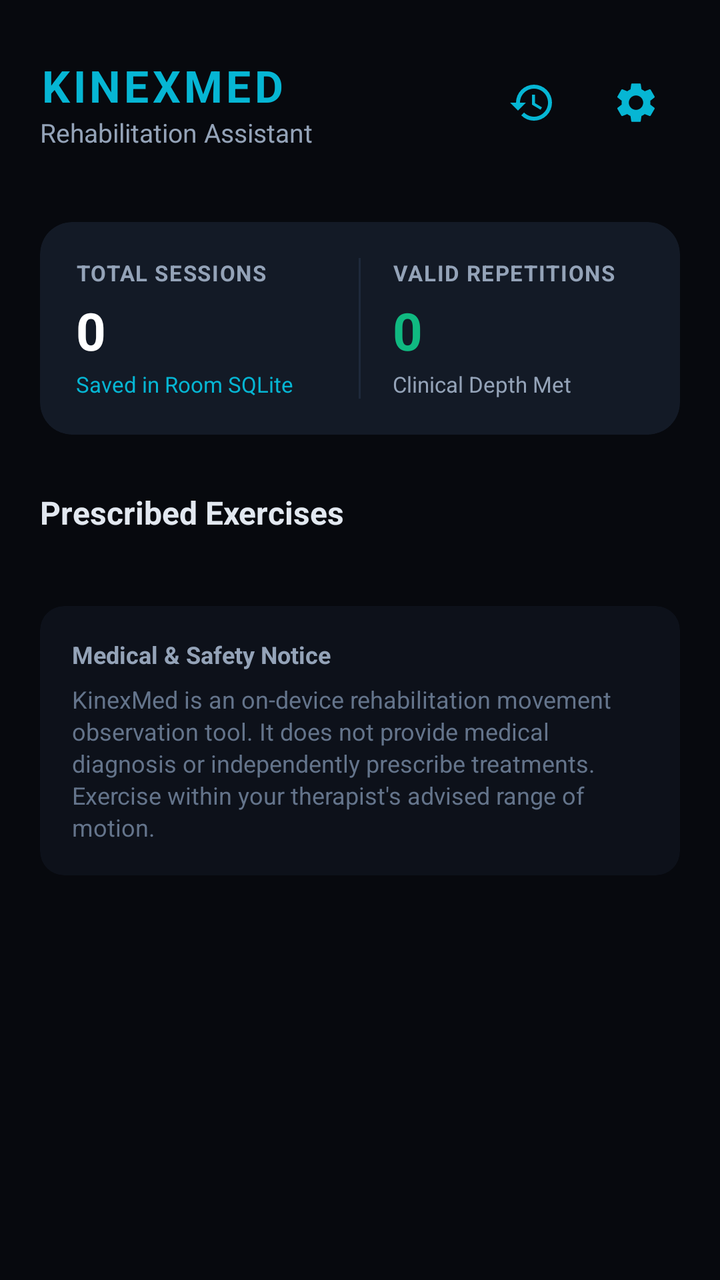
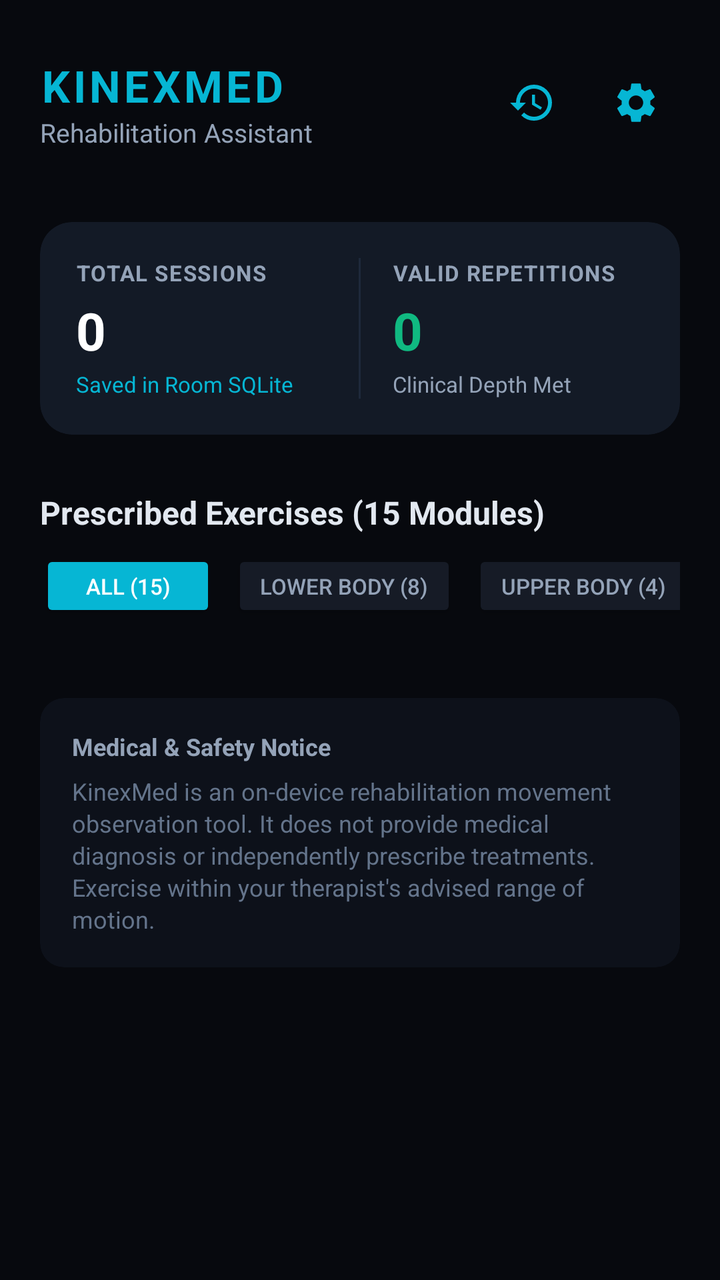

The first picture is an Android layout as it rendered before a commit; the second is the same layout after the commit. The layout source and the unified diff follow.
<!-- AndroidManifest.xml: application theme Theme.KinexMed -->
<!-- res/layout/activity_main.xml -->
<?xml version="1.0" encoding="utf-8"?>
<androidx.constraintlayout.widget.ConstraintLayout xmlns:android="http://schemas.android.com/apk/res/android"
    xmlns:app="http://schemas.android.com/apk/res-auto"
    xmlns:tools="http://schemas.android.com/tools"
    android:layout_width="match_parent"
    android:layout_height="match_parent"
    android:background="#07090E">

    
    <LinearLayout
        android:id="@+id/headerLayout"
        android:layout_width="match_parent"
        android:layout_height="wrap_content"
        android:orientation="horizontal"
        android:gravity="center_vertical"
        android:paddingHorizontal="20dp"
        android:paddingTop="28dp"
        android:paddingBottom="16dp"
        app:layout_constraintTop_toTopOf="parent">

        <LinearLayout
            android:layout_width="0dp"
            android:layout_height="wrap_content"
            android:layout_weight="1"
            android:orientation="vertical">

            <TextView
                android:layout_width="wrap_content"
                android:layout_height="wrap_content"
                android:text="KINEXMED"
                android:textColor="#06B6D4"
                android:textSize="22sp"
                android:textStyle="bold"
                android:letterSpacing="0.08" />

            <TextView
                android:layout_width="wrap_content"
                android:layout_height="wrap_content"
                android:text="Rehabilitation Assistant"
                android:textColor="#94A3B8"
                android:textSize="13sp" />
        </LinearLayout>

        <ImageButton
            android:id="@+id/btnHistory"
            android:layout_width="44dp"
            android:layout_height="44dp"
            android:background="?attr/selectableItemBackgroundBorderless"
            android:src="@drawable/ic_history"
            android:contentDescription="Session History" />

        <ImageButton
            android:id="@+id/btnSettings"
            android:layout_width="44dp"
            android:layout_height="44dp"
            android:layout_marginStart="8dp"
            android:background="?attr/selectableItemBackgroundBorderless"
            android:src="@drawable/ic_settings"
            android:contentDescription="Settings and Help" />
    </LinearLayout>

    <ScrollView
        android:layout_width="match_parent"
        android:layout_height="0dp"
        android:fillViewport="true"
        app:layout_constraintTop_toBottomOf="@id/headerLayout"
        app:layout_constraintBottom_toBottomOf="parent">

        <LinearLayout
            android:layout_width="match_parent"
            android:layout_height="wrap_content"
            android:orientation="vertical"
            android:padding="20dp">

            
            <androidx.cardview.widget.CardView
                android:layout_width="match_parent"
                android:layout_height="wrap_content"
                app:cardCornerRadius="16dp"
                app:cardElevation="0dp"
                app:cardBackgroundColor="#131A26">

                <LinearLayout
                    android:layout_width="match_parent"
                    android:layout_height="wrap_content"
                    android:orientation="horizontal"
                    android:padding="18dp"
                    android:baselineAligned="false">

                    <LinearLayout
                        android:layout_width="0dp"
                        android:layout_height="wrap_content"
                        android:layout_weight="1"
                        android:orientation="vertical">

                        <TextView
                            android:layout_width="wrap_content"
                            android:layout_height="wrap_content"
                            android:text="TOTAL SESSIONS"
                            android:textColor="#94A3B8"
                            android:textSize="11sp"
                            android:letterSpacing="0.05"
                            android:textStyle="bold" />

                        <TextView
                            android:id="@+id/tvTotalSessionsKpi"
                            android:layout_width="wrap_content"
                            android:layout_height="wrap_content"
                            android:layout_marginTop="4dp"
                            android:text="0"
                            android:textColor="#FFFFFF"
                            android:textSize="26sp"
                            android:textStyle="bold" />

                        <TextView
                            android:id="@+id/tvSyncStatusSummary"
                            android:layout_width="wrap_content"
                            android:layout_height="wrap_content"
                            android:layout_marginTop="2dp"
                            android:text="Saved in Room SQLite"
                            android:textColor="#06B6D4"
                            android:textSize="11sp" />
                    </LinearLayout>

                    <View
                        android:layout_width="1dp"
                        android:layout_height="match_parent"
                        android:background="#1E293B"
                        android:layout_marginHorizontal="16dp" />

                    <LinearLayout
                        android:layout_width="0dp"
                        android:layout_height="wrap_content"
                        android:layout_weight="1"
                        android:orientation="vertical">

                        <TextView
                            android:layout_width="wrap_content"
                            android:layout_height="wrap_content"
                            android:text="VALID REPETITIONS"
                            android:textColor="#94A3B8"
                            android:textSize="11sp"
                            android:letterSpacing="0.05"
                            android:textStyle="bold" />

                        <TextView
                            android:id="@+id/tvTotalValidRepsKpi"
                            android:layout_width="wrap_content"
                            android:layout_height="wrap_content"
                            android:layout_marginTop="4dp"
                            android:text="0"
                            android:textColor="#10B981"
                            android:textSize="26sp"
                            android:textStyle="bold" />

                        <TextView
                            android:layout_width="wrap_content"
                            android:layout_height="wrap_content"
                            android:layout_marginTop="2dp"
                            android:text="Clinical Depth Met"
                            android:textColor="#94A3B8"
                            android:textSize="11sp" />
                    </LinearLayout>
                </LinearLayout>
            </androidx.cardview.widget.CardView>

            
            <TextView
                android:layout_width="wrap_content"
                android:layout_height="wrap_content"
                android:layout_marginTop="28dp"
                android:layout_marginBottom="12dp"
                android:text="Prescribed Exercises"
                android:textColor="#E2E8F0"
                android:textSize="16sp"
                android:textStyle="bold" />

            
            <LinearLayout
                android:id="@+id/llExercisesContainer"
                android:layout_width="match_parent"
                android:layout_height="wrap_content"
                android:orientation="vertical" />

            
            <androidx.cardview.widget.CardView
                android:layout_width="match_parent"
                android:layout_height="wrap_content"
                android:layout_marginTop="24dp"
                android:layout_marginBottom="16dp"
                app:cardCornerRadius="12dp"
                app:cardElevation="0dp"
                app:cardBackgroundColor="#0D111A">

                <LinearLayout
                    android:layout_width="match_parent"
                    android:layout_height="wrap_content"
                    android:orientation="vertical"
                    android:padding="16dp">

                    <TextView
                        android:layout_width="wrap_content"
                        android:layout_height="wrap_content"
                        android:text="Medical &amp; Safety Notice"
                        android:textColor="#94A3B8"
                        android:textSize="12sp"
                        android:textStyle="bold" />

                    <TextView
                        android:layout_width="match_parent"
                        android:layout_height="wrap_content"
                        android:layout_marginTop="6dp"
                        android:text="KinexMed is an on-device rehabilitation movement observation tool. It does not provide medical diagnosis or independently prescribe treatments. Exercise within your therapist's advised range of motion."
                        android:textColor="#64748B"
                        android:textSize="12sp"
                        android:lineSpacingExtra="2dp" />
                </LinearLayout>
            </androidx.cardview.widget.CardView>
        </LinearLayout>
    </ScrollView>
</androidx.constraintlayout.widget.ConstraintLayout>
<!-- resources referenced by this layout -->
<resources>
  <!-- drawable ic_history (drawable) -->
  <vector xmlns:android="http://schemas.android.com/apk/res/android"
      android:width="24dp"
      android:height="24dp"
      android:viewportWidth="24"
      android:viewportHeight="24">
      <path
          android:fillColor="#06B6D4"
          android:pathData="M13,3a9,9 0,0 0,-9 9H1l3.89,3.89 0.07,0.14L9,12H6c0,-3.87 3.13,-7 7,-7s7,3.13 7,7 -3.13,7 -7,7c-1.93,0 -3.68,-0.79 -4.94,-2.06l-1.42,1.42A8.954,8.954 0,0 0,13 21a9,9 0,0 0,0 -18zm-1,5v5l4.28,2.54 0.72,-1.21 -3.5,-2.08V8H12z" />
  </vector>
  <!-- drawable ic_settings (drawable) -->
  <vector xmlns:android="http://schemas.android.com/apk/res/android"
      android:width="24dp"
      android:height="24dp"
      android:viewportWidth="24"
      android:viewportHeight="24">
      <path
          android:fillColor="#06B6D4"
          android:pathData="M19.14,12.94c0.04,-0.3 0.06,-0.61 0.06,-0.94 0,-0.32 -0.02,-0.64 -0.07,-0.94l2.03,-1.58c0.18,-0.14 0.23,-0.41 0.12,-0.61l-1.92,-3.32c-0.12,-0.22 -0.37,-0.29 -0.59,-0.22l-2.39,0.96c-0.5,-0.38 -1.03,-0.7 -1.62,-0.94l-0.36,-2.54c-0.04,-0.24 -0.24,-0.41 -0.48,-0.41h-3.84c-0.24,0 -0.43,0.17 -0.47,0.41L9.25,5.35C8.66,5.59 8.12,5.92 7.63,6.29L5.24,5.33c-0.22,-0.08 -0.47,0 -0.59,0.22L2.74,8.87c-0.12,0.21 -0.08,0.47 0.12,0.61l2.03,1.58c-0.05,0.3 -0.09,0.63 -0.09,0.94s0.02,0.64 0.07,0.94l-2.03,1.58c-0.18,0.14 -0.23,0.41 -0.12,0.61l1.92,3.32c0.12,0.22 0.37,0.29 0.59,0.22l2.39,-0.96c0.5,0.38 1.03,0.7 1.62,0.94l0.36,2.54c0.05,0.24 0.24,0.41 0.48,0.41h3.84c0.24,0 0.44,-0.17 0.47,-0.41l0.36,-2.54c0.59,-0.24 1.13,-0.56 1.62,-0.94l2.39,0.96c0.22,0.08 0.47,0 0.59,-0.22l1.92,-3.32c0.12,-0.22 0.07,-0.47 -0.12,-0.61l-2.01,-1.58zM12,15.6c-1.98,0 -3.6,-1.62 -3.6,-3.6s1.62,-3.6 3.6,-3.6 3.6,1.62 3.6,3.6 -1.62,3.6 -3.6,3.6z" />
  </vector>
  <style name="Theme.KinexMed" parent="Theme.MaterialComponents.DayNight.NoActionBar">
          <item name="colorPrimary">#06B6D4</item>
          <item name="colorPrimaryVariant">#0891B2</item>
          <item name="colorOnPrimary">#FFFFFF</item>
          <item name="android:statusBarColor">#07090E</item>
          <item name="android:navigationBarColor">#07090E</item>
      </style>
</resources>

<!-- the commit's change to res/layout/activity_main.xml (unified diff, before → after) -->
@@ -169,11 +169,80 @@
                 android:layout_width="wrap_content"
                 android:layout_height="wrap_content"
                 android:layout_marginTop="28dp"
-                android:layout_marginBottom="12dp"
-                android:text="Prescribed Exercises"
+                android:layout_marginBottom="8dp"
+                android:text="Prescribed Exercises (15 Modules)"
                 android:textColor="#E2E8F0"
                 android:textSize="16sp"
                 android:textStyle="bold" />
+
+            
+            <HorizontalScrollView
+                android:layout_width="match_parent"
+                android:layout_height="wrap_content"
+                android:scrollbars="none"
+                android:layout_marginBottom="14dp">
+
+                <LinearLayout
+                    android:id="@+id/llCategoryChips"
+                    android:layout_width="wrap_content"
+                    android:layout_height="wrap_content"
+                    android:orientation="horizontal">
+
+                    <Button
+                        android:id="@+id/chipAll"
+                        android:layout_width="wrap_content"
+                        android:layout_height="36dp"
+                        android:text="All (15)"
+                        android:textSize="11sp"
+                        android:textColor="#FFFFFF"
+                        android:backgroundTint="#06B6D4"
+                        android:paddingHorizontal="14dp"
+                        android:layout_marginEnd="8dp" />
+
+                    <Button
+                        android:id="@+id/chipLowerBody"
+                        android:layout_width="wrap_content"
+                        android:layout_height="36dp"
+                        android:text="Lower Body (8)"
+                        android:textSize="11sp"
+                        android:textColor="#94A3B8"
+                        android:backgroundTint="#161B26"
+                        android:paddingHorizontal="14dp"
+                        android:layout_marginEnd="8dp" />
+
+                    <Button
+                        android:id="@+id/chipUpperBody"
+                        android:layout_width="wrap_content"
+                        android:layout_height="36dp"
+                        android:text="Upper Body (4)"
+                        android:textSize="11sp"
+                        android:textColor="#94A3B8"
+                        android:backgroundTint="#161B26"
+                        android:paddingHorizontal="14dp"
+                        android:layout_marginEnd="8dp" />
+
+                    <Button
+                        android:id="@+id/chipFunctional"
+                        android:layout_width="wrap_content"
+                        android:layout_height="36dp"
+                        android:text="Functional (2)"
+                        android:textSize="11sp"
+                        android:textColor="#94A3B8"
+                        android:backgroundTint="#161B26"
+                        android:paddingHorizontal="14dp"
+                        android:layout_marginEnd="8dp" />
+
+                    <Button
+                        android:id="@+id/chipBalance"
+                        android:layout_width="wrap_content"
+                        android:layout_height="36dp"
+                        android:text="Balance (1)"
+                        android:textSize="11sp"
+                        android:textColor="#94A3B8"
+                        android:backgroundTint="#161B26"
+                        android:paddingHorizontal="14dp" />
+                </LinearLayout>
+            </HorizontalScrollView>
 
             
             <LinearLayout
